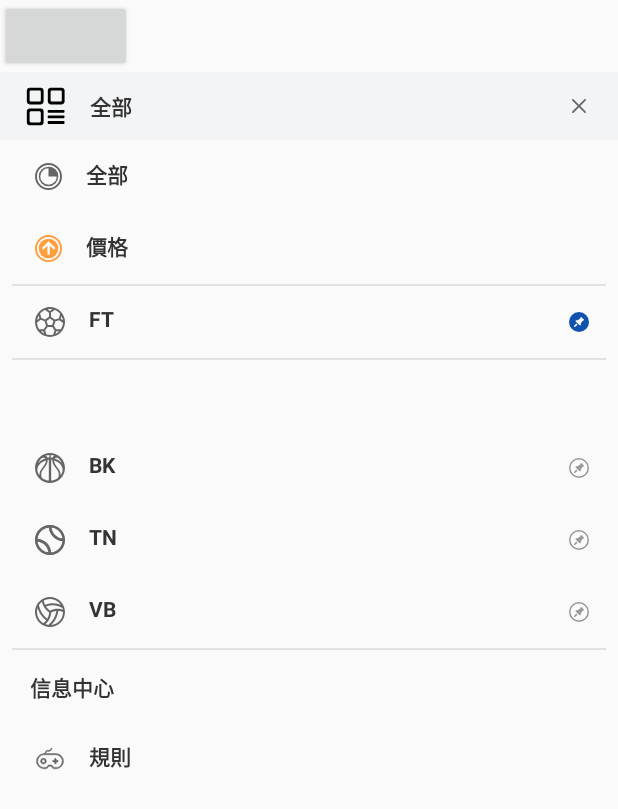
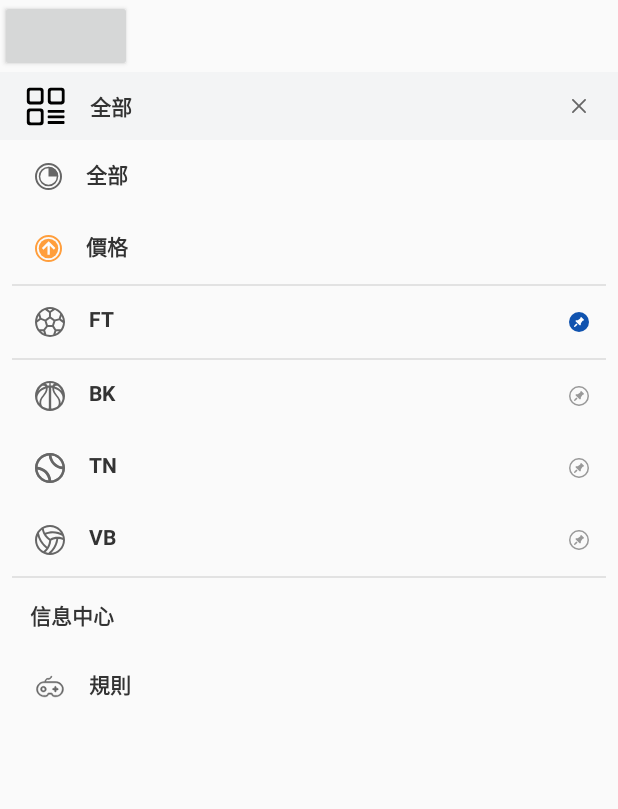
Before and after one commit to apple328447/MVVM_Demo_ANDROIDX, an Android app: the LeftMenuFragment screen opened through its navigation route, after a tap on an icon or button, on a phone screen of 412 x 824 dp. Shown: the top 809 px of the screen. Run offline under Robolectric (Android 15) with nearby library versions, the phone set to English and light mode, and no system bars.

Commit message:
[修正] 修正RecyclerView Data資料設定Gone的狀況下會出現空白一格的問題 [修正] 修正格線顯示問題

```diff
--- a/app/src/main/java/com/example/mvvm_demo_androidx/FragmentDemo/LeftMenuItemAdapter.kt
+++ b/app/src/main/java/com/example/mvvm_demo_androidx/FragmentDemo/LeftMenuItemAdapter.kt
@@ -3,10 +3,12 @@ package com.example.mvvm_demo_androidx.FragmentDemo
 import android.view.LayoutInflater
 import android.view.View
 import android.view.ViewGroup
+import android.widget.LinearLayout
+import androidx.constraintlayout.widget.ConstraintLayout
 import androidx.recyclerview.widget.RecyclerView
 import com.example.mvvm_demo_androidx.R
-import com.example.mvvm_demo_androidx.RecyclerViewDemo.MoodListAdapter
 import kotlinx.android.synthetic.main.content_left_menu_item.view.*
+
 
 class LeftMenuItemAdapter(private val clickListener: ItemClickListener) :
     RecyclerView.Adapter<RecyclerView.ViewHolder>() {
@@ -35,16 +37,32 @@ class LeftMenuItemAdapter(private val clickListener: ItemClickListener) :
                 0 -> {
                     itemView.cl_content.visibility = View.VISIBLE
                     itemView.img_price.setImageResource(item.imgId)
-                    itemView.txv_price.setText(item.title)
+                    itemView.txv_price.text = item.title
                     itemView.btn_select.setImageResource(R.drawable.ic_pin)
                     itemView.btn_select.setOnClickListener {
                         clickListener.onClick(item.gameName)
                     }
+                    setVisibility(true)
                 }
                 1 -> {
                     itemView.cl_content.visibility = View.GONE
+                    setVisibility(false)
                 }
             }
+        }
+
+        private fun setVisibility(visible: Boolean) {
+            val param = itemView.layoutParams as RecyclerView.LayoutParams
+            if (visible) {
+                param.height = LinearLayout.LayoutParams.WRAP_CONTENT
+                param.width = LinearLayout.LayoutParams.MATCH_PARENT
+                itemView.visibility = View.VISIBLE
+            } else {
+                itemView.visibility = View.GONE
+                param.height = 0
+                param.width = 0
+            }
+            itemView.layoutParams = param
         }
     }
 
@@ -92,4 +110,6 @@ class LeftMenuItemAdapter(private val clickListener: ItemClickListener) :
     class ItemClickListener(private val clickListener: (string: String) -> Unit) {
         fun onClick(string: String) = clickListener(string)
     }
+
+
 }
--- a/app/src/main/java/com/example/mvvm_demo_androidx/FragmentDemo/LeftMenuItemSelectedAdapter.kt
+++ b/app/src/main/java/com/example/mvvm_demo_androidx/FragmentDemo/LeftMenuItemSelectedAdapter.kt
@@ -3,6 +3,7 @@ package com.example.mvvm_demo_androidx.FragmentDemo
 import android.view.LayoutInflater
 import android.view.View
 import android.view.ViewGroup
+import android.widget.LinearLayout
 import androidx.recyclerview.widget.RecyclerView
 import com.example.mvvm_demo_androidx.R
 import com.example.mvvm_demo_androidx.RecyclerViewDemo.MoodListAdapter
@@ -34,6 +35,7 @@ class LeftMenuItemSelectedAdapter(private val clickListener: ItemClickListener)
             when (item.isSelected) {
                 0 -> {
                     itemView.cl_content.visibility = View.GONE
+                    setVisibility(false)
                 }
                 1 -> {
                     itemView.cl_content.visibility = View.VISIBLE
@@ -43,8 +45,23 @@ class LeftMenuItemSelectedAdapter(private val clickListener: ItemClickListener)
                     itemView.btn_select.setOnClickListener {
                         clickListener.onClick(item.gameName)
                     }
+                    setVisibility(true)
                 }
             }
+        }
+
+        private fun setVisibility(visible: Boolean) {
+            val param = itemView.layoutParams as RecyclerView.LayoutParams
+            if (visible) {
+                param.height = LinearLayout.LayoutParams.WRAP_CONTENT
+                param.width = LinearLayout.LayoutParams.MATCH_PARENT
+                itemView.visibility = View.VISIBLE
+            } else {
+                itemView.visibility = View.GONE
+                param.height = 0
+                param.width = 0
+            }
+            itemView.layoutParams = param
         }
     }
 
@@ -69,7 +86,11 @@ class LeftMenuItemSelectedAdapter(private val clickListener: ItemClickListener)
     }
 
     override fun getItemCount(): Int {
-        return data.size + 1
+        return if(data.isNotEmpty()){
+            data.size + 1
+        }else{
+            data.size
+        }
     }
 
     override fun onCreateViewHolder(parent: ViewGroup, viewType: Int): RecyclerView.ViewHolder {
```
